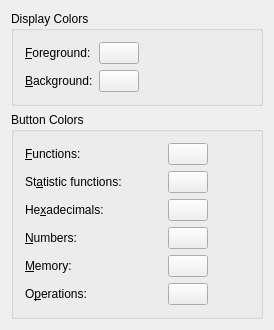
First picture: the form in colors.ui, repository KDE/kcalc, before the edit.
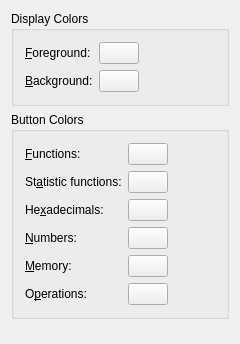
Second picture: the form after the edit. Custom widgets are drawn as their Qt base class.

Commit message: Minor UI improvements in config dialog

The edit to the form file:
```diff
--- a/colors.ui
+++ b/colors.ui
@@ -1,15 +1,25 @@
 <ui version="4.0" >
  <class>Colors</class>
  <widget class="QWidget" name="Colors" >
+  <property name="geometry" >
+   <rect>
+    <x>0</x>
+    <y>0</y>
+    <width>240</width>
+    <height>344</height>
+   </rect>
+  </property>
   <layout class="QVBoxLayout" >
    <item>
-    <widget class="QGroupBox" name="groupBox3" >
+    <widget class="QGroupBox" name="displayColorsBox" >
      <property name="title" >
       <string>Display Colors</string>
      </property>
+     <layout class="QHBoxLayout" >
+      <item>
      <layout class="QGridLayout" >
       <item row="0" column="0" >
-       <widget class="QLabel" name="textLabel3" >
+         <widget class="QLabel" name="textLabel1" >
         <property name="text" >
          <string>&amp;Foreground:</string>
         </property>
@@ -21,8 +31,22 @@
         </property>
        </widget>
       </item>
+        <item row="0" column="1" >
+         <widget class="KColorButton" name="kcfg_ForeColor" >
+          <property name="text" >
+           <string/>
+          </property>
+          <property name="color" >
+           <color>
+            <red>0</red>
+            <green>0</green>
+            <blue>0</blue>
+           </color>
+          </property>
+         </widget>
+        </item>
       <item row="1" column="0" >
-       <widget class="QLabel" name="textLabel4" >
+         <widget class="QLabel" name="textLabel2" >
         <property name="text" >
          <string>&amp;Background:</string>
         </property>
@@ -34,23 +58,7 @@
         </property>
        </widget>
       </item>
-      <item row="1" column="3" >
-       <spacer>
-        <property name="orientation" >
-         <enum>Qt::Vertical</enum>
-        </property>
-        <property name="sizeType" >
-         <enum>QSizePolicy::Expanding</enum>
-        </property>
-        <property name="sizeHint" >
-         <size>
-          <width>110</width>
-          <height>20</height>
-         </size>
-        </property>
-       </spacer>
-      </item>
-      <item row="1" column="2" >
+        <item row="1" column="1" >
        <widget class="KColorButton" name="kcfg_BackColor" >
         <property name="text" >
          <string/>
@@ -64,31 +72,34 @@
         </property>
        </widget>
       </item>
-      <item row="0" column="2" >
-       <widget class="KColorButton" name="kcfg_ForeColor" >
-        <property name="text" >
-         <string/>
+       </layout>
+      </item>
+      <item>
+       <spacer>
+        <property name="orientation" >
+         <enum>Qt::Horizontal</enum>
         </property>
-        <property name="color" >
-         <color>
-          <red>0</red>
-          <green>0</green>
-          <blue>0</blue>
-         </color>
+        <property name="sizeHint" >
+         <size>
+          <width>40</width>
+          <height>20</height>
+         </size>
         </property>
-       </widget>
+       </spacer>
       </item>
      </layout>
     </widget>
    </item>
    <item>
-    <widget class="QGroupBox" name="groupBox4" >
+    <widget class="QGroupBox" name="buttonColorsBox" >
      <property name="title" >
       <string>Button Colors</string>
      </property>
+     <layout class="QHBoxLayout" >
+      <item>
      <layout class="QGridLayout" >
-      <item row="0" column="0" colspan="2" >
-       <widget class="QLabel" name="textLabel5" >
+        <item row="0" column="0" >
+         <widget class="QLabel" name="textLabel3" >
         <property name="text" >
          <string>&amp;Functions:</string>
         </property>
@@ -100,77 +111,47 @@
         </property>
        </widget>
       </item>
-      <item row="2" column="0" colspan="2" >
-       <widget class="QLabel" name="textLabel7" >
-        <property name="text" >
-         <string>He&amp;xadecimals:</string>
-        </property>
-        <property name="wordWrap" >
-         <bool>false</bool>
-        </property>
-        <property name="buddy" >
-         <cstring>kcfg_HexButtonsColor</cstring>
-        </property>
-       </widget>
-      </item>
-      <item row="5" column="0" colspan="2" >
-       <widget class="QLabel" name="textLabel10" >
-        <property name="text" >
-         <string>O&amp;perations:</string>
-        </property>
-        <property name="wordWrap" >
-         <bool>false</bool>
-        </property>
-        <property name="buddy" >
-         <cstring>kcfg_OperationButtonsColor</cstring>
-        </property>
-       </widget>
-      </item>
-      <item row="0" column="2" >
+        <item row="0" column="1" >
        <widget class="KColorButton" name="kcfg_FunctionButtonsColor" >
         <property name="text" >
          <string/>
         </property>
        </widget>
       </item>
-      <item row="1" column="2" >
+        <item row="1" column="0" >
+         <widget class="QLabel" name="textLabel4" >
+          <property name="text" >
+           <string>St&amp;atistic functions:</string>
+          </property>
+          <property name="wordWrap" >
+           <bool>false</bool>
+          </property>
+          <property name="buddy" >
+           <cstring>kcfg_StatButtonsColor</cstring>
+          </property>
+         </widget>
+        </item>
+        <item row="1" column="1" >
        <widget class="KColorButton" name="kcfg_StatButtonsColor" >
         <property name="text" >
          <string/>
         </property>
        </widget>
       </item>
-      <item row="4" column="2" >
-       <widget class="KColorButton" name="kcfg_MemoryButtonsColor" >
+        <item row="2" column="0" >
+         <widget class="QLabel" name="textLabel5" >
         <property name="text" >
-         <string/>
-        </property>
-       </widget>
-      </item>
-      <item row="3" column="3" >
-       <spacer>
-        <property name="orientation" >
-         <enum>Qt::Vertical</enum>
-        </property>
-        <property name="sizeType" >
-         <enum>QSizePolicy::Expanding</enum>
-        </property>
-        <property name="sizeHint" >
-         <size>
-          <width>41</width>
-          <height>20</height>
-         </size>
-        </property>
-       </spacer>
-      </item>
-      <item row="5" column="2" >
-       <widget class="KColorButton" name="kcfg_OperationButtonsColor" >
-        <property name="text" >
-         <string/>
-        </property>
-       </widget>
-      </item>
-      <item row="2" column="2" >
+           <string>He&amp;xadecimals:</string>
+          </property>
+          <property name="wordWrap" >
+           <bool>false</bool>
+          </property>
+          <property name="buddy" >
+           <cstring>kcfg_HexButtonsColor</cstring>
+          </property>
+         </widget>
+        </item>
+        <item row="2" column="1" >
        <widget class="KColorButton" name="kcfg_HexButtonsColor" >
         <property name="text" >
          <string/>
@@ -178,7 +159,7 @@
        </widget>
       </item>
       <item row="3" column="0" >
-       <widget class="QLabel" name="textLabel8" >
+         <widget class="QLabel" name="textLabel6" >
         <property name="text" >
          <string>&amp;Numbers:</string>
         </property>
@@ -190,28 +171,15 @@
         </property>
        </widget>
       </item>
-      <item row="3" column="2" >
+        <item row="3" column="1" >
        <widget class="KColorButton" name="kcfg_NumberButtonsColor" >
         <property name="text" >
          <string/>
         </property>
        </widget>
       </item>
-      <item row="1" column="0" >
-       <widget class="QLabel" name="textLabel6" >
-        <property name="text" >
-         <string>St&amp;atistic functions:</string>
-        </property>
-        <property name="wordWrap" >
-         <bool>false</bool>
-        </property>
-        <property name="buddy" >
-         <cstring>kcfg_StatButtonsColor</cstring>
-        </property>
-       </widget>
-      </item>
-      <item row="4" column="0" colspan="2" >
-       <widget class="QLabel" name="textLabel9" >
+        <item row="4" column="0" >
+         <widget class="QLabel" name="textLabel7" >
         <property name="text" >
          <string>&amp;Memory:</string>
         </property>
@@ -223,6 +191,48 @@
         </property>
        </widget>
       </item>
+        <item row="4" column="1" >
+         <widget class="KColorButton" name="kcfg_MemoryButtonsColor" >
+          <property name="text" >
+           <string/>
+          </property>
+         </widget>
+        </item>
+        <item row="5" column="0" >
+         <widget class="QLabel" name="textLabel8" >
+          <property name="text" >
+           <string>O&amp;perations:</string>
+          </property>
+          <property name="wordWrap" >
+           <bool>false</bool>
+          </property>
+          <property name="buddy" >
+           <cstring>kcfg_OperationButtonsColor</cstring>
+          </property>
+         </widget>
+        </item>
+        <item row="5" column="1" >
+         <widget class="KColorButton" name="kcfg_OperationButtonsColor" >
+          <property name="text" >
+           <string/>
+          </property>
+         </widget>
+        </item>
+       </layout>
+      </item>
+      <item>
+       <spacer>
+        <property name="orientation" >
+         <enum>Qt::Horizontal</enum>
+        </property>
+        <property name="sizeHint" >
+         <size>
+          <width>31</width>
+          <height>20</height>
+         </size>
+        </property>
+       </spacer>
+      </item>
      </layout>
     </widget>
    </item>
@@ -236,8 +246,8 @@
      </property>
      <property name="sizeHint" >
       <size>
-       <width>20</width>
-       <height>0</height>
+       <width>151</width>
+       <height>70</height>
       </size>
      </property>
     </spacer>
```
Lines whose indentation alone changed are shown as unchanged. The commit also changes 3 other files.
